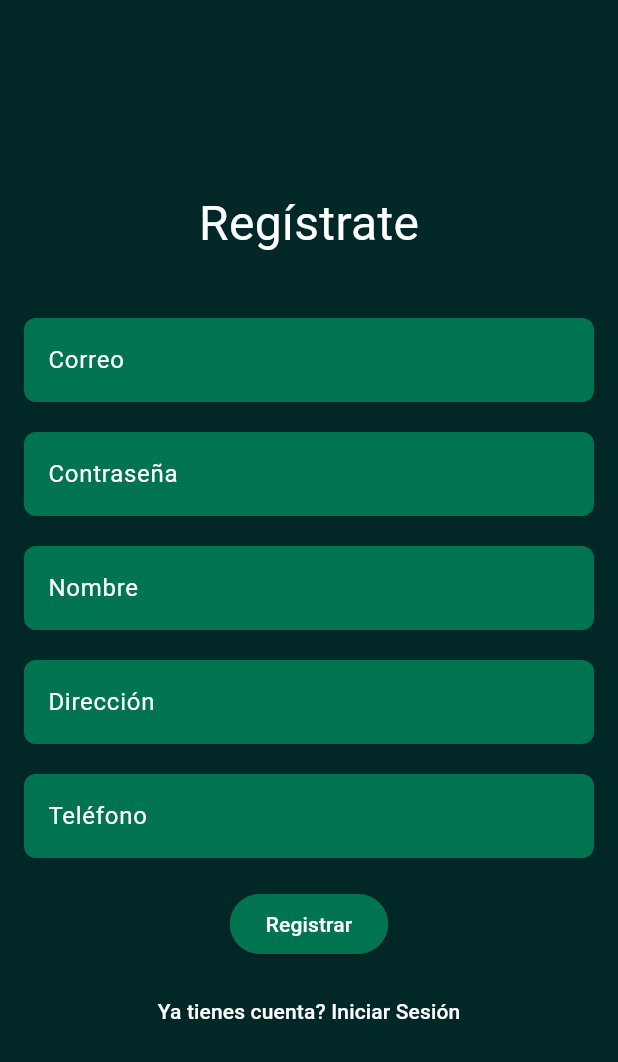
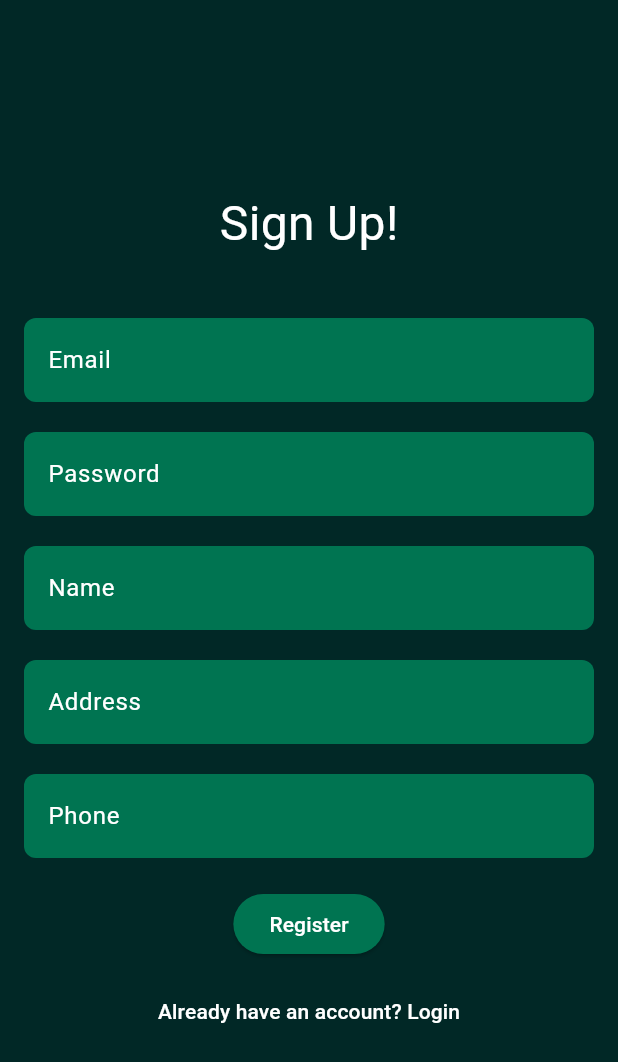
Before and after one commit to ISIS-3510-Mobiles/Flutter, a Flutter app: the RegisterView screen opened by its route, on a phone screen of 412 x 824 dp. Shown: the top 1062 px of the screen. Run offline on Flutter 3.47's test engine with Material 3 defaults, Android fonts, the phone set to English and light mode, and no system bars.

Commit message:
Se cambian las vistas a inglés
Basado en el feedback del profe se cambia la app para que este en ingles

```diff
--- a/ecostyle/lib/views/login_view.dart
+++ b/ecostyle/lib/views/login_view.dart
@@ -17,7 +17,7 @@ class LoginView extends StatelessWidget {
             SizedBox(height: 40),
             TextField(
               decoration: InputDecoration(
-                labelText: 'Correo',
+                labelText: 'Email',
                 labelStyle: TextStyle(color: Colors.white),
                 filled: true,
                 fillColor: Color(0xFF007451), // Cambiado a un verde más claro
@@ -31,7 +31,7 @@ class LoginView extends StatelessWidget {
             TextField(
               obscureText: true,
               decoration: InputDecoration(
-                labelText: 'Contraseña',
+                labelText: 'Password',
                 labelStyle: TextStyle(color: Colors.white),
                 filled: true,
                 fillColor: Color(0xFF007451), // Cambiado a un verde más claro
@@ -50,7 +50,7 @@ class LoginView extends StatelessWidget {
                 // Lógica para iniciar sesión
                 Navigator.pushNamed(context, '/profile');
               },
-              child: Text('Iniciar Sesión', style: TextStyle(color: Colors.white)), // Color del texto
+              child: Text('Login', style: TextStyle(color: Colors.white)), // Color del texto
             ),
             SizedBox(height: 10),
             TextButton(
@@ -58,7 +58,7 @@ class LoginView extends StatelessWidget {
                 Navigator.pushNamed(context, '/register');
               },
               child: Text(
-                '¿No tienes cuenta? Regístrate',
+                'Dont have an account? Sign Up',
                 style: TextStyle(color: Colors.white), // Color del texto
               ),
             ),
--- a/ecostyle/lib/views/profile_view.dart
+++ b/ecostyle/lib/views/profile_view.dart
@@ -1,15 +1,15 @@
 import 'package:flutter/material.dart';
 
 class ProfileView extends StatelessWidget {
-  final String name = "Nombre del Usuario"; // Aquí puedes obtener el nombre real
-  final String email = "correo@ejemplo.com"; // Aquí puedes obtener el correo real
+  final String name = "User Name"; // Aquí puedes obtener el nombre real
+  final String email = "email@example.com"; // Aquí puedes obtener el correo real
   final String phone = "123456789"; // Aquí puedes obtener el teléfono real
-  final String address = "Dirección del Usuario"; // Aquí puedes obtener la dirección real
+  final String address = "Address of the user"; // Aquí puedes obtener la dirección real
 
   @override
   Widget build(BuildContext context) {
     return Scaffold(
-      appBar: AppBar(title: Text('Perfil')),
+      appBar: AppBar(title: Text('Profile')),
       backgroundColor: Color(0xFF012826), // Color de fondo oscuro
       body: Center(
         child: Padding(
@@ -24,13 +24,13 @@ class ProfileView extends StatelessWidget {
                 child: Icon(Icons.person, size: 50, color: Colors.white), // Icono de usuario
               ),
               SizedBox(height: 16), // Espacio entre la foto y el texto
-              Text("Nombre: $name", style: TextStyle(color: Colors.white)),
+              Text("Name: $name", style: TextStyle(color: Colors.white)),
               SizedBox(height: 8),
-              Text("Correo: $email", style: TextStyle(color: Colors.white)),
+              Text("Email: $email", style: TextStyle(color: Colors.white)),
               SizedBox(height: 8),
-              Text("Teléfono: $phone", style: TextStyle(color: Colors.white)),
+              Text("Phone: $phone", style: TextStyle(color: Colors.white)),
               SizedBox(height: 8),
-              Text("Dirección: $address", style: TextStyle(color: Colors.white)),
+              Text("Address: $address", style: TextStyle(color: Colors.white)),
               SizedBox(height: 16),
               ElevatedButton(
                 onPressed: () {
@@ -41,7 +41,7 @@ class ProfileView extends StatelessWidget {
                   padding: MaterialStateProperty.all(EdgeInsets.symmetric(vertical: 12.0, horizontal: 24.0)), // Espaciado del botón
                 ),
                 child: Text(
-                  'Actualizar Datos',
+                  'Update Info',
                   style: TextStyle(color: Colors.white), // Color del texto
                 ),
               ),
--- a/ecostyle/lib/views/register_view.dart
+++ b/ecostyle/lib/views/register_view.dart
@@ -11,13 +11,13 @@ class RegisterView extends StatelessWidget {
           mainAxisAlignment: MainAxisAlignment.center,
           children: [
             Text(
-              'Regístrate',
+              'Sign Up!',
               style: TextStyle(fontSize: 32, color: Colors.white), // Título
             ),
             SizedBox(height: 40),
             TextField(
               decoration: InputDecoration(
-                labelText: 'Correo',
+                labelText: 'Email',
                 labelStyle: TextStyle(color: Colors.white),
                 filled: true,
                 fillColor: Color(0xFF007451), // Verde más claro
@@ -31,7 +31,7 @@ class RegisterView extends StatelessWidget {
             TextField(
               obscureText: true,
               decoration: InputDecoration(
-                labelText: 'Contraseña',
+                labelText: 'Password',
                 labelStyle: TextStyle(color: Colors.white),
                 filled: true,
                 fillColor: Color(0xFF007451), // Verde más claro
@@ -44,7 +44,7 @@ class RegisterView extends StatelessWidget {
             SizedBox(height: 20),
             TextField(
               decoration: InputDecoration(
-                labelText: 'Nombre',
+                labelText: 'Name',
                 labelStyle: TextStyle(color: Colors.white),
                 filled: true,
                 fillColor: Color(0xFF007451), // Verde más claro
@@ -57,7 +57,7 @@ class RegisterView extends StatelessWidget {
             SizedBox(height: 20),
             TextField(
               decoration: InputDecoration(
-                labelText: 'Dirección',
+                labelText: 'Address',
                 labelStyle: TextStyle(color: Colors.white),
                 filled: true,
                 fillColor: Color(0xFF007451), // Verde más claro
@@ -70,7 +70,7 @@ class RegisterView extends StatelessWidget {
             SizedBox(height: 20),
             TextField(
               decoration: InputDecoration(
-                labelText: 'Teléfono',
+                labelText: 'Phone',
                 labelStyle: TextStyle(color: Colors.white),
                 filled: true,
                 fillColor: Color(0xFF007451), // Verde más claro
@@ -89,7 +89,7 @@ class RegisterView extends StatelessWidget {
                 // Lógica para registrar
                 Navigator.pushNamed(context, '/profile');
               },
-              child: Text('Registrar', style: TextStyle(color: Colors.white)), // Color del texto
+              child: Text('Register', style: TextStyle(color: Colors.white)), // Color del texto
             ),
             SizedBox(height: 10),
             TextButton(
@@ -97,7 +97,7 @@ class RegisterView extends StatelessWidget {
                 Navigator.pushNamed(context, '/login'); // Redirigir a login
               },
               child: Text(
-                'Ya tienes cuenta? Iniciar Sesión',
+                'Already have an account? Login',
                 style: TextStyle(color: Colors.white), // Color del texto
               ),
             ),
```
